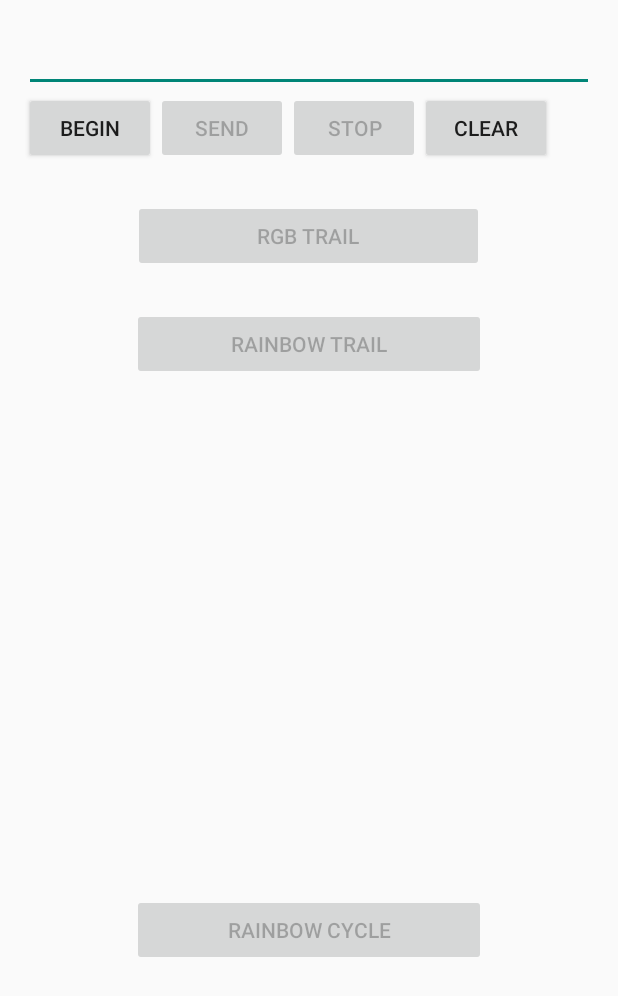
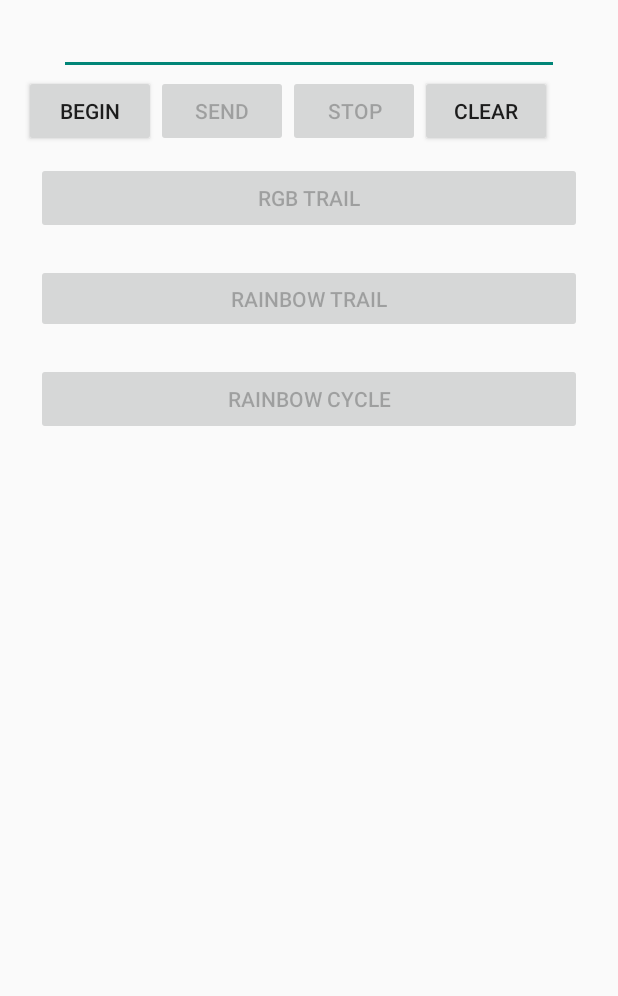
Before and after one commit to chugrye/led-totem, an Android app: the screen it shows after launch (MainActivity), on a phone screen of 412 x 824 dp. Shown: the top 996 px of the screen. Run offline under Robolectric (Android 15) with nearby library versions, the phone set to English and light mode, and no system bars.

Commit message:
updating android view to a ConstrainedLayout

```diff
--- a/Android/TotemLed/app/build.gradle
+++ b/Android/TotemLed/app/build.gradle
@@ -23,4 +23,5 @@ dependencies {
     implementation fileTree(include: ['*.jar'], dir: 'libs')
     implementation 'com.android.support:appcompat-v7:23.0.1'
     implementation files('libs/usbserial.jar')
+    implementation 'com.android.support.constraint:constraint-layout:1.1.0'
 }
--- a/Android/TotemLed/app/src/main/res/layout/activity_main.xml
+++ b/Android/TotemLed/app/src/main/res/layout/activity_main.xml
@@ -1,102 +1,132 @@
-<RelativeLayout xmlns:android="http://schemas.android.com/apk/res/android"
+<android.support.constraint.ConstraintLayout
+    xmlns:android="http://schemas.android.com/apk/res/android"
+    xmlns:app="http://schemas.android.com/apk/res-auto"
     xmlns:tools="http://schemas.android.com/tools"
     android:layout_width="match_parent"
     android:layout_height="match_parent"
     android:paddingLeft="@dimen/activity_horizontal_margin"
     android:paddingRight="@dimen/activity_horizontal_margin"
     android:paddingTop="@dimen/activity_vertical_margin"
-    android:paddingBottom="@dimen/activity_vertical_margin" tools:context=".MainActivity">
+    android:paddingBottom="@dimen/activity_vertical_margin" tools:context=".MainActivity"
+    android:id="@+id/relativeLayout2">
 
     <EditText
-        android:layout_width="wrap_content"
-        android:layout_height="wrap_content"
         android:id="@+id/editText"
-        android:layout_alignParentTop="true"
-        android:layout_alignParentRight="true"
-        android:layout_alignParentEnd="true"
-        android:layout_alignParentLeft="true"
-        android:layout_alignParentStart="true" />
+        android:layout_width="333dp"
+        android:layout_height="34dp"
+        android:layout_marginEnd="8dp"
+        android:layout_marginLeft="8dp"
+        android:layout_marginRight="8dp"
+        android:layout_marginStart="8dp"
+        app:layout_constraintEnd_toEndOf="parent"
+        app:layout_constraintLeft_toLeftOf="parent"
+        app:layout_constraintRight_toRightOf="parent"
+        app:layout_constraintStart_toStartOf="parent"
+        app:layout_constraintTop_toTopOf="parent" />
 
     <Button
         android:layout_width="wrap_content"
         android:layout_height="wrap_content"
         android:text="Begin"
         android:id="@+id/buttonStart"
-        android:layout_below="@+id/editText"
-        android:layout_alignParentLeft="true"
-        android:layout_alignParentStart="true"
-        android:onClick="onClickStart"/>
+        android:onClick="onClickStart"
+        app:layout_constraintStart_toStartOf="parent"
+        app:layout_constraintTop_toBottomOf="@+id/editText"
+        app:layout_constraintLeft_toLeftOf="parent" />
 
     <Button
         android:id="@+id/buttonSend"
         android:layout_width="wrap_content"
         android:layout_height="wrap_content"
-        android:layout_below="@+id/editText"
-        android:layout_toEndOf="@+id/buttonStart"
-        android:layout_toRightOf="@+id/buttonStart"
         android:onClick="onClickSend"
-        android:text="Send" />
+        android:text="Send"
+        app:layout_constraintLeft_toRightOf="@+id/buttonStart"
+        app:layout_constraintTop_toBottomOf="@+id/editText"
+        app:layout_constraintStart_toEndOf="@+id/buttonStart" />
 
     <TextView
         android:id="@+id/textView"
-        android:layout_width="wrap_content"
-        android:layout_height="134dp"
-        android:layout_alignEnd="@+id/editText"
-        android:layout_alignParentBottom="true"
-        android:layout_alignParentLeft="true"
-        android:layout_alignParentStart="true"
-        android:layout_alignRight="@+id/editText"
-        android:layout_below="@+id/buttonSend"
-        android:layout_marginTop="252dp"
-        android:scrollbars="vertical" />
+        android:layout_width="0dp"
+        android:layout_height="0dp"
+        android:layout_marginEnd="8dp"
+        android:layout_marginLeft="8dp"
+        android:layout_marginRight="8dp"
+        android:layout_marginStart="8dp"
+        android:layout_marginTop="20dp"
+        android:scrollbars="vertical"
+        app:layout_constraintBottom_toBottomOf="parent"
+        app:layout_constraintEnd_toEndOf="parent"
+        app:layout_constraintRight_toRightOf="@+id/editText"
+        app:layout_constraintStart_toStartOf="parent"
+        app:layout_constraintTop_toBottomOf="@+id/rainbowCycleButton"
+        app:layout_constraintVertical_bias="1.0" />
 
     <Button
         android:layout_width="wrap_content"
         android:layout_height="wrap_content"
         android:text="Stop"
         android:id="@+id/buttonStop"
-        android:layout_below="@+id/editText"
-        android:layout_toRightOf="@+id/buttonSend"
-        android:layout_toEndOf="@+id/buttonSend"
-        android:onClick="onClickStop"/>
+        android:onClick="onClickStop"
+        app:layout_constraintLeft_toRightOf="@+id/buttonSend"
+        app:layout_constraintTop_toBottomOf="@+id/editText"
+        app:layout_constraintStart_toEndOf="@+id/buttonSend" />
 
     <Button
         android:layout_width="wrap_content"
         android:layout_height="wrap_content"
         android:text="Clear"
         android:id="@+id/buttonClear"
-        android:layout_below="@+id/editText"
-        android:layout_toRightOf="@+id/buttonStop"
-        android:layout_toEndOf="@+id/buttonStop"
-        android:onClick="onClickClear"/>
+        android:onClick="onClickClear"
+        app:layout_constraintLeft_toRightOf="@+id/buttonStop"
+        app:layout_constraintTop_toBottomOf="@+id/editText"
+        app:layout_constraintStart_toEndOf="@+id/buttonStop" />
 
     <Button
         android:id="@+id/rainbowTrailButton"
-        android:layout_width="236dp"
-        android:layout_height="wrap_content"
-        android:layout_alignParentTop="true"
-        android:layout_centerHorizontal="true"
-        android:layout_marginTop="189dp"
+        android:layout_width="0dp"
+        android:layout_height="46dp"
+        android:layout_marginEnd="8dp"
+        android:layout_marginLeft="8dp"
+        android:layout_marginRight="8dp"
+        android:layout_marginStart="8dp"
+        android:layout_marginTop="20dp"
         android:onClick="onClickRainbowTrail"
-        android:text="@string/button_rainbow_trail" />
+        android:text="@string/button_rainbow_trail"
+        app:layout_constraintEnd_toEndOf="parent"
+        app:layout_constraintLeft_toLeftOf="parent"
+        app:layout_constraintRight_toRightOf="parent"
+        app:layout_constraintStart_toStartOf="parent"
+        app:layout_constraintTop_toBottomOf="@+id/rgbTrailButton" />
 
     <Button
         android:id="@+id/rgbTrailButton"
-        android:layout_width="234dp"
+        android:layout_width="0dp"
         android:layout_height="wrap_content"
-        android:layout_alignParentTop="true"
-        android:layout_centerHorizontal="true"
-        android:layout_marginTop="117dp"
+        android:layout_marginEnd="8dp"
+        android:layout_marginLeft="8dp"
+        android:layout_marginRight="8dp"
+        android:layout_marginStart="8dp"
+        android:layout_marginTop="10dp"
         android:onClick="onClickRgbTrail"
-        android:text="@string/button_rgb_trail" />
+        android:text="@string/button_rgb_trail"
+        app:layout_constraintEnd_toEndOf="parent"
+        app:layout_constraintStart_toStartOf="parent"
+        app:layout_constraintTop_toBottomOf="@+id/buttonStart" />
 
     <Button
         android:id="@+id/rainbowCycleButton"
-        android:layout_width="236dp"
+        android:layout_width="0dp"
         android:layout_height="wrap_content"
-        android:layout_alignParentBottom="true"
-        android:layout_centerHorizontal="true"
-        android:layout_marginBottom="164dp"
+        android:layout_marginEnd="8dp"
+        android:layout_marginLeft="8dp"
+        android:layout_marginRight="8dp"
+        android:layout_marginStart="8dp"
+        android:layout_marginTop="20dp"
         android:onClick="onClickRainbowTrailCycle"
-        android:text="@string/button_rainbow_cycle" />
-</RelativeLayout>
+        android:text="@string/button_rainbow_cycle"
+        app:layout_constraintEnd_toEndOf="parent"
+        app:layout_constraintLeft_toLeftOf="parent"
+        app:layout_constraintRight_toRightOf="parent"
+        app:layout_constraintStart_toStartOf="parent"
+        app:layout_constraintTop_toBottomOf="@+id/rainbowTrailButton" />
+</android.support.constraint.ConstraintLayout>
--- a/Android/TotemLed/build.gradle
+++ b/Android/TotemLed/build.gradle
@@ -16,5 +16,6 @@ buildscript {
 allprojects {
     repositories {
         jcenter()
+        google()
     }
 }
```
